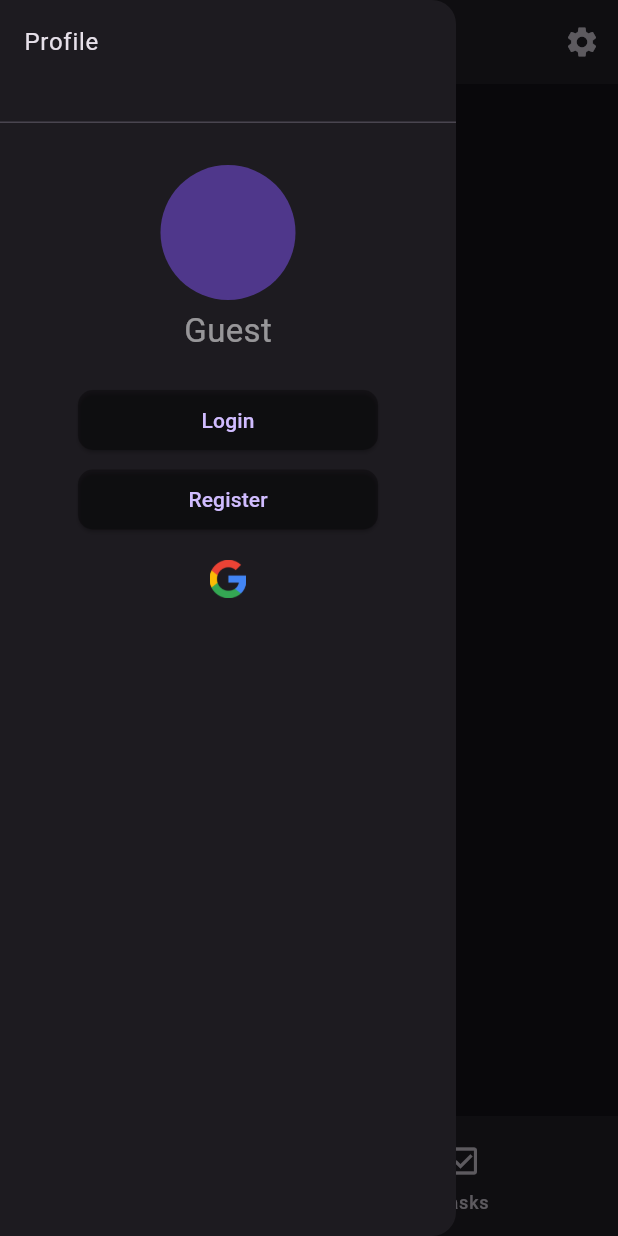
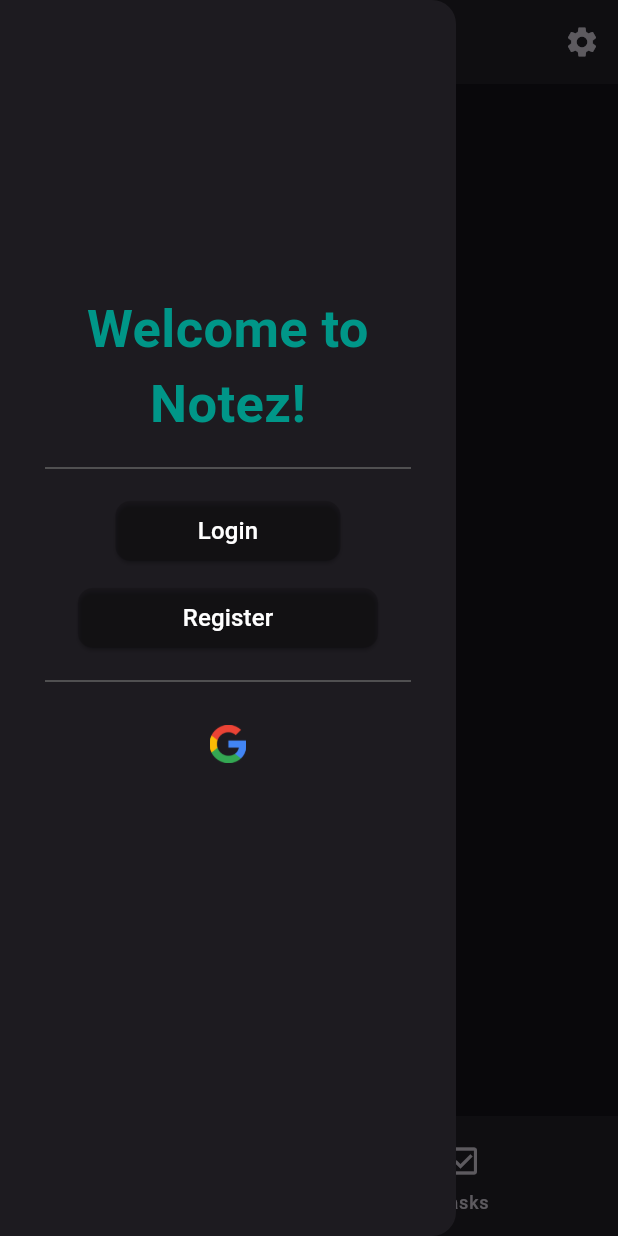
Before and after one commit to PedroMachado042/notez-app, a Flutter app: the screen it shows after launch, with the side drawer open, on a phone screen of 412 x 824 dp. Run offline on Flutter 3.47's test engine with Material 3 defaults, Android fonts, the phone set to English and light mode, and no system bars; our stand-ins replace audioplayers, cloud_firestore, firebase_core, hive_flutter; accounts and stored records are empty.

Commit message:
Drawer Login

```diff
--- /dev/null
+++ b/lib/view/pages/drawer/drawer_guest_page.dart
@@ -0,0 +1,93 @@
+import 'package:flutter/material.dart';
+import 'package:notez/view/pages/login_page.dart';
+
+class GuestPage extends StatelessWidget {
+  const GuestPage({super.key});
+
+  @override
+  Widget build(BuildContext context) {
+    return Padding(
+      padding: const EdgeInsets.all(30.0),
+      child: Column(
+        mainAxisAlignment: MainAxisAlignment.center,
+        spacing: 10,
+        children: [
+          Text(
+            'Welcome to Notez!',
+            style: TextStyle(
+              fontSize: 35,
+              fontWeight: FontWeight.bold,
+              color: Colors.teal,
+            ),
+            textAlign: TextAlign.center,
+          ),
+          Divider(color: Colors.grey[700]),
+          SizedBox(
+            width: 150,
+            child: ElevatedButton(
+              onPressed: () {
+                Navigator.push(
+                  context,
+                  MaterialPageRoute(
+                    builder:
+                        (context) => LoginPage(
+                          title: 'Login',
+                          button_text: 'Sign In',
+                        ),
+                  ),
+                );
+              },
+              child: Text(
+                'Login',
+                style: TextStyle(fontSize: 16, color: Colors.white),
+              ),
+              style: ElevatedButton.styleFrom(
+                backgroundColor: Colors.black.withAlpha(40),
+                shape: RoundedRectangleBorder(
+                  borderRadius: BorderRadius.all(Radius.circular(10)),
+                ),
+              ),
+            ),
+          ),
+
+          SizedBox(
+            width: 200,
+            child: ElevatedButton(
+              onPressed: () {
+                Navigator.push(
+                  context,
+                  MaterialPageRoute(
+                    builder:
+                        (context) => LoginPage(
+                          title: 'Register',
+                          button_text: 'Sign Up',
+                        ),
+                  ),
+                );
+              },
+              child: Text(
+                'Register',
+                style: TextStyle(fontSize: 16, color: Colors.white),
+              ),
+              style: ElevatedButton.styleFrom(
+                backgroundColor: Colors.black.withAlpha(40),
+                shape: RoundedRectangleBorder(
+                  borderRadius: BorderRadius.all(Radius.circular(10)),
+                ),
+              ),
+            ),
+          ),
+          Divider(color: Colors.grey[700]),
+          IconButton(
+            onPressed: () {},
+            icon: Image.asset(
+              'assets/images/google_logo.png',
+              height: 25,
+            ),
+          ),
+          SizedBox(height: 100),
+        ],
+      ),
+    );
+  }
+}
--- a/lib/view/widget_tree.dart
+++ b/lib/view/widget_tree.dart
@@ -2,6 +2,8 @@ import 'package:flutter/cupertino.dart';
 import 'package:flutter/material.dart';
 import 'package:hive_flutter/hive_flutter.dart';
 import 'package:notez/data/notifiers.dart';
+import 'package:notez/view/pages/drawer/drawer_guest_page.dart';
+import 'package:notez/view/pages/drawer/drawer_page.dart';
 import 'package:notez/view/pages/note_page.dart';
 import 'package:notez/view/pages/notes_page.dart';
 import 'package:notez/view/pages/settings_page.dart';
@@ -20,6 +22,7 @@ class WidgetTree extends StatefulWidget {
 
 class _WidgetTreeState extends State<WidgetTree> {
   final notesBox = Hive.box('notesBox');
+  bool? isLogged;
 
   @override
   Widget build(BuildContext context) {
@@ -64,55 +67,7 @@ class _WidgetTreeState extends State<WidgetTree> {
           },
         ),
       ),
-      drawer: Drawer(
-        child: Column(
-          spacing: 5,
-          children: [
-            SizedBox(
-              height: 90,
-              width: double.infinity,
-              child: DrawerHeader(child: Text('Profile')),
-            ),
-            SizedBox(height: 10),
-            CircleAvatar(radius: 45),
-            Text(
-              'Guest',
-              style: TextStyle(fontSize: 22, color: Colors.white54),
-            ),
-            // Text('guest.sus@gmail.com',style: TextStyle(fontSize: 12, color: Colors.white54),),
-            SizedBox(height: 10),
-            SizedBox(
-              width: 200,
-              child: ElevatedButton(
-                onPressed: () {},
-                child: Text('Login'),
-                style: ElevatedButton.styleFrom(
-                  backgroundColor: Colors.black.withAlpha(80),
-                  shape: RoundedRectangleBorder(
-                    borderRadius: BorderRadius.all(Radius.circular(10)),
-                  ),
-                ),
-              ),
-            ),
-            SizedBox(
-              width: 200,
-              child: ElevatedButton(
-                onPressed: () {},
-                child: Text('Register'),
-                style: ElevatedButton.styleFrom(
-                  backgroundColor: Colors.black.withAlpha(80),
-                  shape: RoundedRectangleBorder(
-                    borderRadius: BorderRadius.all(Radius.circular(10)),
-                  ),
-                ),
-              ),
-            ),
-            IconButton(onPressed: () {
-
-            }, icon: Image.asset('assets/images/google_logo.png',height: 25,))
-          ],
-        ),
-      ),
+      drawer: Drawer(child: GuestPage()),
       appBar: AppBar(
         centerTitle: true,
         title: Text('Notez', style: TextStyle(fontSize: 25)),
```
Also changed, not shown: lib/view/pages/drawer/drawer_page.dart (added, +77 -0 lines), lib/view/pages/login_page.dart (added, +53 -0 lines), assets/images/aaaa.png (added), assets/images/guest_icon.png (added).
